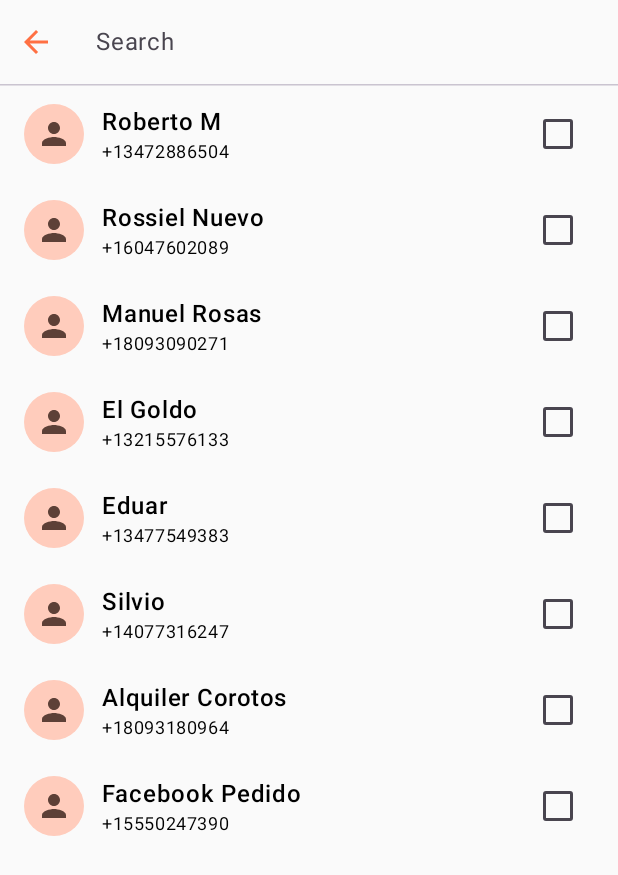
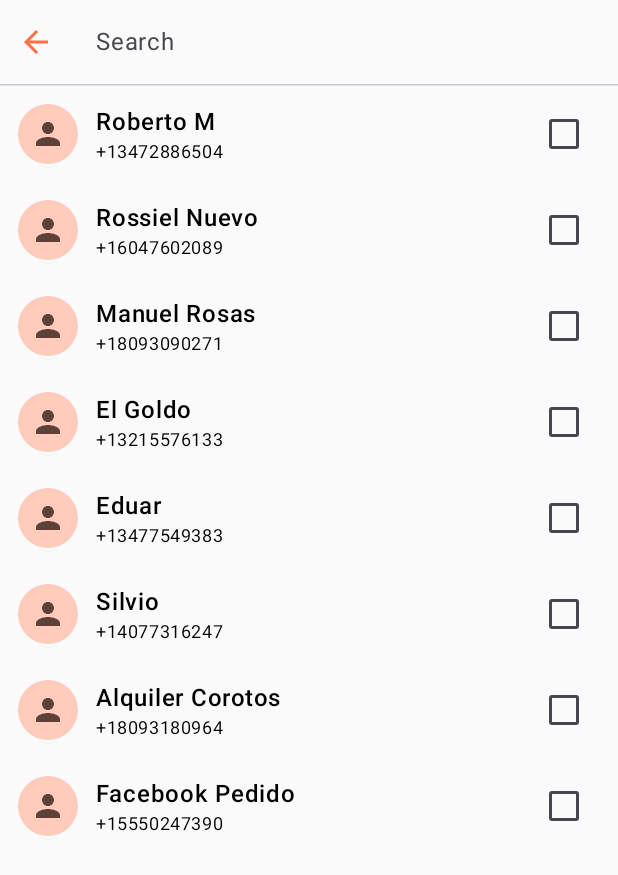
Before and after one commit to Alfonsina30/contact_compose_project, an Android app built with Jetpack Compose: the screen it shows after launch (MainActivity), after a tap on "Add contacts", on a phone screen of 412 x 824 dp. Shown: the top 875 px of the screen. Run offline under Robolectric (Android 15) with nearby library versions, the phone set to English and light mode, and no system bars.

Commit message:
Update ContactRow.kt

```diff
--- a/app/src/main/java/com/example/whatscontacts/view/ContactRow.kt
+++ b/app/src/main/java/com/example/whatscontacts/view/ContactRow.kt
@@ -20,9 +20,10 @@ import com.example.whatscontacts.model.Contact
 @Composable
 fun ContactRow(contact: Contact, trailing: @Composable () -> Unit) {
     Row(
-        modifier = Modifier.fillMaxWidth().padding(horizontal = 16.dp, vertical = 8.dp),
+        modifier = Modifier.fillMaxWidth().padding(horizontal = 12.dp, vertical = 8.dp),
         verticalAlignment = Alignment.CenterVertically
     ) {
+        // Avatar
         Box(
             modifier = Modifier
                 .size(40.dp)
@@ -32,11 +33,17 @@ fun ContactRow(contact: Contact, trailing: @Composable () -> Unit) {
         ) {
             Icon(Icons.Default.Person, contentDescription = null, tint = Color(0xFF5D4037))
         }
+
+        // space
         Spacer(Modifier.width(12.dp))
+
+        // contact data
         Column(modifier = Modifier.weight(1f)) {
             Text(contact.name, fontWeight = FontWeight.Medium)
             Text(contact.phone, style = MaterialTheme.typography.bodySmall)
         }
+
+        //logic for delete contact
         trailing()
     }
 }
```
